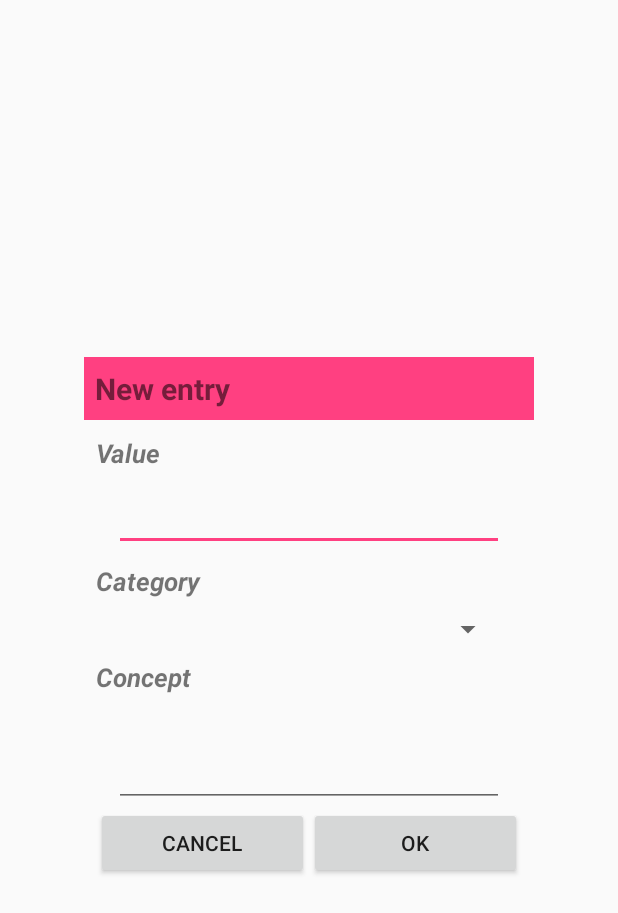
After one commit to jorgeglezca98/outgoingControl, an Android app: the layout new_entry_dialog.xml on its own in the app's theme, with its tools: preview values and no code run, on a phone screen of 412 x 824 dp. The commit adds this screen. Shown: the top 913 px of the screen. Run offline under Robolectric (Android 15) with nearby library versions, the phone set to English and light mode, and no system bars.

Commit message:
The floating button allows to add a new entry in the database.

```diff
--- a/app/src/main/java/com/example/jorgegonzalezcabrera/outgoing/applications/myApplication.java
+++ b/app/src/main/java/com/example/jorgegonzalezcabrera/outgoing/applications/myApplication.java
@@ -12,9 +12,6 @@ public class myApplication extends Application{
         super.onCreate();
         Realm.init(this);
         getConfiguration();
-        Realm.getDefaultInstance().beginTransaction();
-        Realm.getDefaultInstance().deleteAll();
-        Realm.getDefaultInstance().commitTransaction();
     }
 
     private void getConfiguration(){
--- a/app/src/main/java/com/example/jorgegonzalezcabrera/outgoing/models/entry.java
+++ b/app/src/main/java/com/example/jorgegonzalezcabrera/outgoing/models/entry.java
@@ -8,7 +8,7 @@ import io.realm.RealmObject;
 
 public class entry extends RealmObject {
 
-    enum type{OUTGOING,INCOME}
+    public enum type{OUTGOING,INCOME}
 
     private double valor;
     private int type; //**Puede que acabe sobrando
@@ -29,7 +29,7 @@ public class entry extends RealmObject {
         this.type = type;
         this.category = category;
         this.date = new Date();
-        this.description = description;
+        this.description = description.isEmpty() ? "Not described" : description;
     }
 
     public double getValor() {
--- /dev/null
+++ b/app/src/main/res/layout/new_entry_dialog.xml
@@ -0,0 +1,132 @@
+<?xml version="1.0" encoding="utf-8"?>
+<FrameLayout xmlns:android="http://schemas.android.com/apk/res/android"
+    xmlns:app="http://schemas.android.com/apk/res-auto"
+    xmlns:tools="http://schemas.android.com/tools"
+    android:layout_width="300dp"
+    android:layout_height="wrap_content"
+    android:layout_gravity="center">
+
+    <android.support.constraint.ConstraintLayout
+        android:layout_width="match_parent"
+        android:layout_height="match_parent">
+
+        <Spinner
+            android:id="@+id/spinnerCategorySelection"
+            android:layout_width="0dp"
+            android:layout_height="wrap_content"
+            android:layout_marginEnd="20dp"
+            android:layout_marginStart="20dp"
+            android:layout_marginTop="8dp"
+            app:layout_constraintEnd_toEndOf="parent"
+            app:layout_constraintStart_toStartOf="parent"
+            app:layout_constraintTop_toBottomOf="@+id/textView6" />
+
+        <EditText
+            android:id="@+id/editTextValueNewEntry"
+            android:layout_width="0dp"
+            android:layout_height="wrap_content"
+            android:layout_marginEnd="20dp"
+            android:layout_marginStart="20dp"
+            android:layout_marginTop="8dp"
+            android:ems="10"
+            android:inputType="numberDecimal"
+            app:layout_constraintEnd_toEndOf="parent"
+            app:layout_constraintHorizontal_bias="0.503"
+            app:layout_constraintStart_toStartOf="parent"
+            app:layout_constraintTop_toBottomOf="@+id/textView5" />
+
+        <EditText
+            android:id="@+id/editTextConceptNewEntry"
+            android:layout_width="0dp"
+            android:layout_height="wrap_content"
+            android:layout_marginEnd="20dp"
+            android:layout_marginStart="20dp"
+            android:layout_marginTop="8dp"
+            android:ems="10"
+            android:inputType="textMultiLine"
+            android:lines="2"
+            android:maxLines="2"
+            app:layout_constraintEnd_toEndOf="parent"
+            app:layout_constraintStart_toStartOf="parent"
+            app:layout_constraintTop_toBottomOf="@+id/textView7" />
+
+        <TextView
+            android:id="@+id/textView5"
+            android:layout_width="wrap_content"
+            android:layout_height="wrap_content"
+            android:layout_marginStart="8dp"
+            android:layout_marginTop="10dp"
+            android:text="Value"
+            android:textSize="17sp"
+            android:textStyle="bold|italic"
+            app:layout_constraintStart_toStartOf="parent"
+            app:layout_constraintTop_toBottomOf="@+id/textView8"
+            tools:layout_editor_absoluteY="36dp" />
+
+        <TextView
+            android:id="@+id/textView6"
+            android:layout_width="wrap_content"
+            android:layout_height="wrap_content"
+            android:layout_marginStart="8dp"
+            android:layout_marginTop="8dp"
+            android:text="Category"
+            android:textSize="17sp"
+            android:textStyle="bold|italic"
+            app:layout_constraintStart_toStartOf="parent"
+            app:layout_constraintTop_toBottomOf="@+id/editTextValueNewEntry" />
+
+        <TextView
+            android:id="@+id/textView7"
+            android:layout_width="wrap_content"
+            android:layout_height="wrap_content"
+            android:layout_marginStart="8dp"
+            android:layout_marginTop="8dp"
+            android:text="Concept"
+            android:textSize="17sp"
+            android:textStyle="bold|italic"
+            app:layout_constraintStart_toStartOf="parent"
+            app:layout_constraintTop_toBottomOf="@+id/spinnerCategorySelection" />
+
+        <TextView
+            android:id="@+id/textView8"
+            android:layout_width="0dp"
+            android:layout_height="wrap_content"
+            android:layout_marginEnd="0dp"
+            android:layout_marginStart="0dp"
+            android:layout_marginTop="0dp"
+            android:background="@color/colorAccent"
+            android:padding="7dp"
+            android:text="New entry"
+            android:textSize="20dp"
+            android:textStyle="bold"
+            app:layout_constraintEnd_toEndOf="parent"
+            app:layout_constraintStart_toStartOf="parent"
+            app:layout_constraintTop_toTopOf="parent" />
+
+        <LinearLayout
+            android:layout_width="match_parent"
+            android:layout_height="wrap_content"
+            android:layout_marginEnd="8dp"
+            android:layout_marginStart="8dp"
+            app:layout_constraintEnd_toEndOf="parent"
+            app:layout_constraintStart_toStartOf="parent"
+            app:layout_constraintTop_toBottomOf="@id/editTextConceptNewEntry">
+
+            <Button
+                android:id="@+id/buttonCancel"
+                android:layout_width="match_parent"
+                android:layout_height="wrap_content"
+                android:layout_weight="1"
+                android:text="CANCEL"/>
+
+            <Button
+                android:id="@+id/buttonApplyNewEntry"
+                android:layout_width="match_parent"
+                android:layout_height="wrap_content"
+                android:layout_weight="1"
+                android:text="OK"/>
+        </LinearLayout>
+
+    </android.support.constraint.ConstraintLayout>
+
+</FrameLayout>
--- a/build.gradle
+++ b/build.gradle
@@ -1,5 +1,3 @@
-// Top-level build file where you can add configuration options common to all sub-projects/modules.
-
 buildscript {
 
     repositories {
@@ -9,9 +7,6 @@ buildscript {
     dependencies {
         classpath 'com.android.tools.build:gradle:3.1.3'
         classpath "io.realm:realm-gradle-plugin:5.3.0"
-
-        // NOTE: Do not place your application dependencies here; they belong
-        // in the individual module build.gradle files
     }
 }
 
```
Also changed, not shown: app/src/main/java/com/example/jorgegonzalezcabrera/outgoing/activities/MainActivity.java (+44 -11 lines), app/src/main/java/com/example/jorgegonzalezcabrera/outgoing/dialogs/dialogs.java (added, +75 -0 lines), app/src/main/res/layout/content_main.xml (+0 -24 lines).
